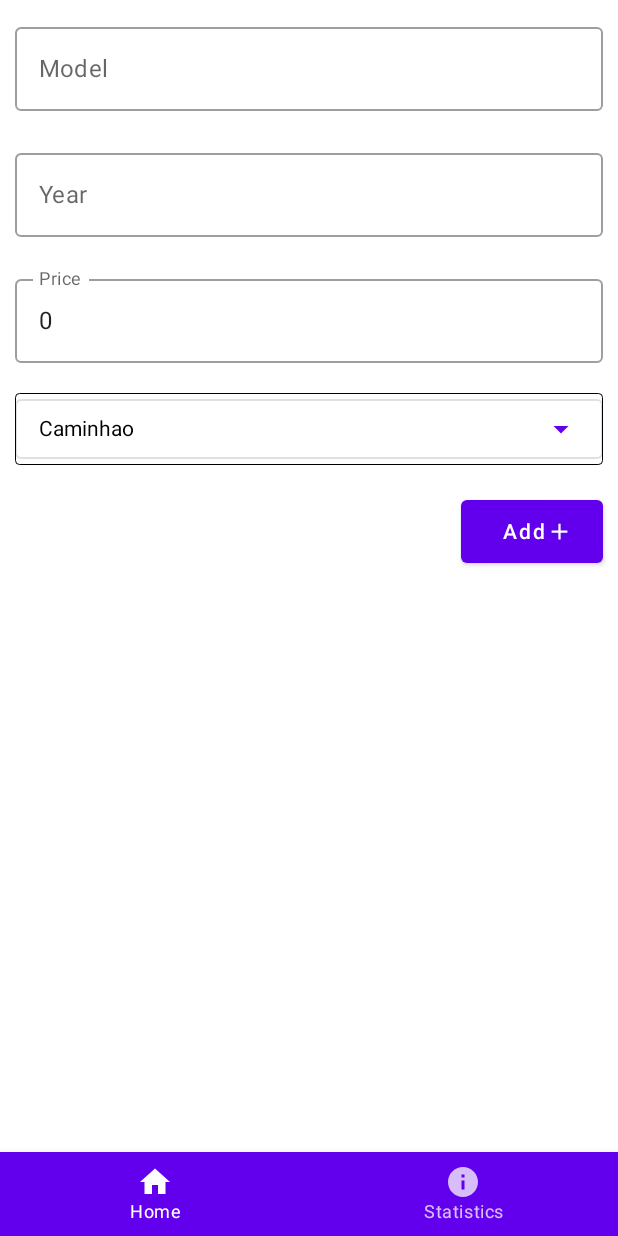
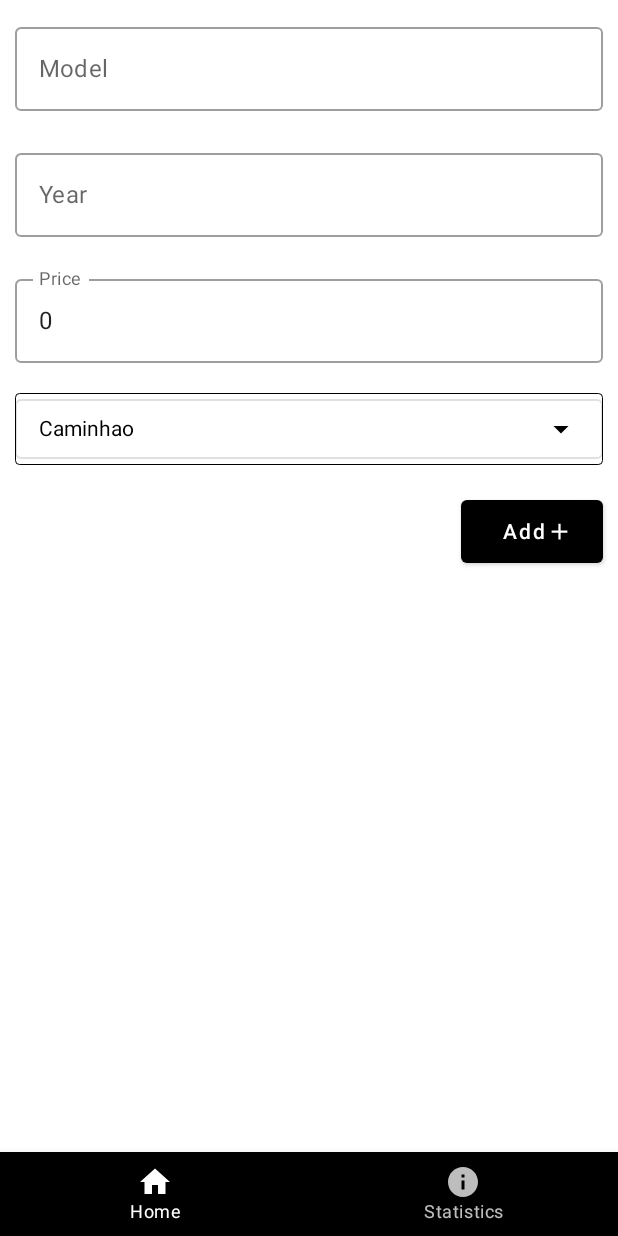
Before and after one commit to GuilhermeBarboosa/cadastracarro, an Android app built with Jetpack Compose: the screen it shows after launch (MainActivity), on a phone screen of 412 x 824 dp. Run offline under Robolectric (Android 15) with nearby library versions, the phone set to English and light mode, and no system bars.

Commit message:
style mudanca de cores e exclusao de status bar

```diff
--- a/app/src/main/java/com/pdm/cadastracarro/MainActivity.kt
+++ b/app/src/main/java/com/pdm/cadastracarro/MainActivity.kt
@@ -1,5 +1,6 @@
 package com.pdm.cadastracarro
 
+import android.annotation.SuppressLint
 import android.content.Context
 import android.os.Bundle
 import android.widget.Toast
@@ -36,6 +37,7 @@ import androidx.compose.ui.text.style.TextOverflow
 import androidx.compose.ui.tooling.preview.Preview
 import androidx.compose.ui.unit.dp
 import androidx.compose.ui.unit.sp
+import androidx.core.content.ContextCompat
 import androidx.core.text.isDigitsOnly
 import com.estudo.provapdm.model.Veiculo
 import com.estudo.provapdm.model.enum.TipoVeiculo
@@ -46,6 +48,8 @@ import java.util.*
 
 class MainActivity : ComponentActivity() {
     override fun onCreate(savedInstanceState: Bundle?) {
+        this.window.statusBarColor = ContextCompat.getColor(this,R.color.black)
+
         super.onCreate(savedInstanceState)
         setContent {
             BuildLayout()
@@ -56,14 +60,13 @@ class MainActivity : ComponentActivity() {
 @Composable
 fun BuildLayout() {
 
-
     CadastracarroTheme {
         // A surface container using the 'background' color from the theme
         Surface(
             modifier = Modifier.fillMaxSize(),
             color = MaterialTheme.colors.onPrimary
         ) {
-             MainScreen()
+            MainScreen()
         }
     }
 }
@@ -415,7 +418,7 @@ fun VehicleCard(veiculo: Veiculo) {
 
             ) {
                 Text(
-                    text = "Model: " + veiculo.model,
+                    text = "${veiculo.model} ${veiculo.year}",
                     style =   if (veiculo.sold) {
                         TextStyle(textDecoration = TextDecoration.LineThrough)
                     } else {
--- a/app/src/main/java/com/pdm/cadastracarro/ui/theme/Theme.kt
+++ b/app/src/main/java/com/pdm/cadastracarro/ui/theme/Theme.kt
@@ -14,13 +14,13 @@ private val DarkColorPalette = darkColors(
 )
 
 private val LightColorPalette = lightColors(
-    primary = Purple500,
+    primary = Color.Black,
     primaryVariant = Purple700,
     secondary = Teal200,
     background = Color.White,
     surface = Color.White,
     onPrimary = Color.White,
-    onSecondary = Color.Black,
+    onSecondary = Color.White,
     onBackground = Color.Black,
     onSurface = Color.Black,
 
@@ -31,12 +31,8 @@ fun CadastracarroTheme(
     darkTheme: Boolean = isSystemInDarkTheme(),
     content: @Composable () -> Unit
 ) {
-//    val colors = if (darkTheme) {
-//        DarkColorPalette
-//    } else {
+
     val colors = LightColorPalette
-//    }
-
     MaterialTheme(
         colors = colors,
         typography = Typography,
```
